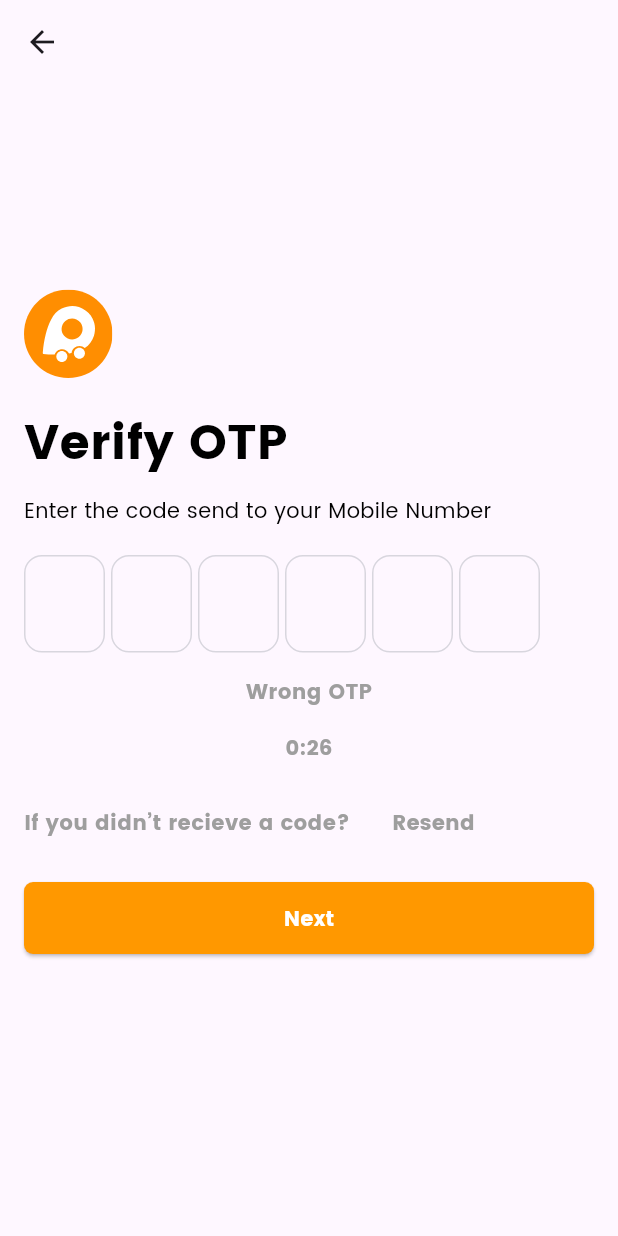
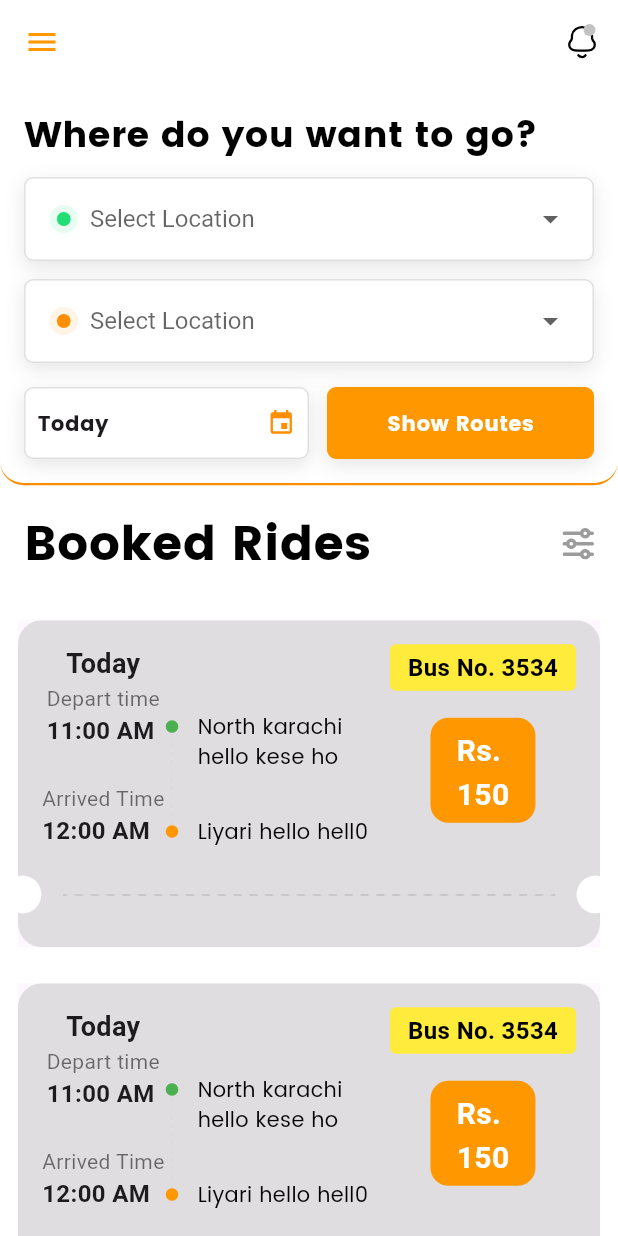
Before and after one commit to Muhammadwahab/FlutterLearning, a Flutter app: the OtpScreen screen opened directly, after a tap on "Next", on a phone screen of 412 x 824 dp. Run offline on Flutter 3.47's test engine with Material 3 defaults, Android fonts, the phone set to English and light mode, and no system bars; drawn by our look-alikes of dropdown_button2; our stand-ins replace firebase_core, firebase_crashlytics, flutter_svg, shared_preferences, smooth_page_indicator; accounts and stored records are empty; network calls fail.

Commit message:
adding list view in main screen

```diff
--- /dev/null
+++ b/lib/BookingItemWidget.dart
@@ -0,0 +1,209 @@
+import 'package:flutter/material.dart';
+import 'package:flutter_svg/flutter_svg.dart';
+
+class BookingItemWidget extends StatefulWidget {
+  const BookingItemWidget({super.key});
+
+  @override
+  State<BookingItemWidget> createState() => _BookingItemWidgetState();
+}
+
+class _BookingItemWidgetState extends State<BookingItemWidget> {
+  @override
+  Widget build(BuildContext context) {
+    return const BusTicket();
+  }
+}
+
+class BusTicket extends StatelessWidget {
+  const BusTicket({super.key});
+
+  @override
+  Widget build(BuildContext context) {
+    return Material(
+      child: InkWell(
+        splashColor: Colors.orange,
+        borderRadius: BorderRadius.circular(16.0),
+        onTap: (){
+
+        },
+        child: Ink(
+          padding: const EdgeInsets.all(0.0),
+          decoration: BoxDecoration(
+            color: const Color(0xA5CFCFCF),
+            borderRadius: BorderRadius.circular(16.0),
+            // boxShadow: const [
+            //   BoxShadow(
+            //     color: Colors.black12,
+            //     spreadRadius: 1,
+            //     blurRadius: 1,
+            //   ),
+            // ],
+          ),
+          child: Column(
+            crossAxisAlignment: CrossAxisAlignment.start,
+            children: [
+              Padding(
+                padding: const EdgeInsets.all(16.0),
+                child: Row(
+                  crossAxisAlignment: CrossAxisAlignment.start,
+                  children: [
+                    firstPotion(),
+                    secondPortion(),
+                    Expanded(
+                        child: thirdPortion(
+                            "North karachi hello kese ho", "Liyari hello hell0")),
+                    priceWidget()
+                  ],
+                ),
+              ),
+              Row(
+
+                children: [
+                  const FractionalTranslation(
+                    translation: Offset(-0.4, 0),
+                    child: Icon(Icons.circle, color: Colors.white, size: 30),
+                  ),
+                  Expanded(child:    Image.asset("images/full_line.png", alignment: Alignment.center,
+                      width: MediaQuery.sizeOf(context).width,
+                      fit: BoxFit.cover)),
+                  const FractionalTranslation(
+                    translation: Offset(0.4, 0),
+                    child: Icon(Icons.circle, color: Colors.white, size: 30),
+                  )
+                ],
+              ),
+              const SizedBox(
+                height: 20,
+              )
+            ],
+          ),
+        ),
+      ),
+    );
+  }
+
+  Column firstPotion() {
+    return Column(children: [
+      const Text(
+        'Today',
+        style: TextStyle(fontSize: 18, fontWeight: FontWeight.bold),
+      ),
+      dateAndTimeWidget("Depart time", "11:00 AM"),
+      Padding(
+        padding: const EdgeInsets.only(top: 24.0),
+        child: dateAndTimeWidget("Arrived Time", "12:00 AM"),
+      )
+    ]);
+  }
+
+  Container busNumberPlate() {
+    return Container(
+      padding: const EdgeInsets.symmetric(horizontal: 12.0, vertical: 4.0),
+      decoration: BoxDecoration(
+        color: Colors.yellow[500],
+        borderRadius: BorderRadius.circular(4.0),
+      ),
+      child: const Text(
+        'Bus No. 3534',
+        style: TextStyle(
+          fontSize: 16,
+          fontWeight: FontWeight.bold,
+          color: Colors.black,
+        ),
+      ),
+    );
+  }
+
+  Widget priceWidget() {
+    return Column(
+      children: [
+        busNumberPlate(),
+        Padding(
+          padding: const EdgeInsets.only(top: 18.0),
+          child: SizedBox(
+            height: 70,
+            width: 70,
+            child: Container(
+              alignment: Alignment.center,
+              padding: const EdgeInsets.all(8.0),
+              decoration: BoxDecoration(
+                color: Colors.orange,
+                borderRadius: BorderRadius.circular(12.0),
+              ),
+              child: const Text(
+                'Rs.\n150',
+                style: TextStyle(
+                  fontSize: 20,
+                  fontWeight: FontWeight.bold,
+                  color: Colors.white,
+                ),
+              ),
+            ),
+          ),
+        ),
+      ],
+    );
+  }
+
+  Column dateAndTimeWidget(String label, String time) {
+    return Column(
+      crossAxisAlignment: CrossAxisAlignment.start,
+      children: [
+        Text(label,
+            style: const TextStyle(fontSize: 14, color: Colors.black54)),
+        Text(time,
+            style: const TextStyle(fontSize: 16, fontWeight: FontWeight.bold)),
+      ],
+    );
+  }
+
+  Widget secondPortion() {
+    return SizedBox(
+      child: Column(
+        children: [
+          const Padding(
+            padding: EdgeInsets.only(top: 50.0),
+            child: Icon(Icons.circle, color: Colors.green, size: 10),
+          ),
+          SvgPicture.asset(
+            "images/separator.svg",
+            height: 60,
+          ),
+          const Padding(
+            padding: EdgeInsets.only(top: 0.0),
+            child: Icon(Icons.circle, color: Colors.orange, size: 10),
+          )
+        ],
+      ),
+    );
+  }
+
+  Widget thirdPortion(String firstPlace, String secondOffice) {
+    return Stack(
+      fit: StackFit.passthrough,
+      children: [
+        Padding(
+          padding: const EdgeInsets.only(left: 12, top: 45),
+          child: Text(
+            firstPlace,
+            style: const TextStyle(
+                fontSize: 14,
+                color: Colors.black,
+                fontFamily: "Poppins Regular"),
+          ),
+        ),
+        Padding(
+          padding: const EdgeInsets.only(left: 12, top: 115),
+          child: Text(
+            secondOffice,
+            style: const TextStyle(
+                fontSize: 14,
+                color: Colors.black,
+                fontFamily: "Poppins Regular"),
+          ),
+        ),
+      ],
+    );
+  }
+}
--- /dev/null
+++ b/lib/DropDown.dart
@@ -0,0 +1,74 @@
+import 'package:dropdown_button2/dropdown_button2.dart';
+import 'package:flutter/material.dart';
+import 'package:flutter_svg/flutter_svg.dart';
+
+const List<String> list = <String>['One', 'Two', 'Three', 'Four'];
+
+class DropdownButtonExample extends StatefulWidget {
+  const DropdownButtonExample({super.key});
+
+  @override
+  State<DropdownButtonExample> createState() => _DropdownButtonExampleState();
+}
+
+class _DropdownButtonExampleState extends State<DropdownButtonExample> {
+  String? dropdownValue;
+
+  @override
+  Widget build(BuildContext context) {
+
+
+    return SizedBox(
+      height: 30,
+
+      child: DropdownButtonHideUnderline(
+          child: DropdownButton2<String>(
+            value: dropdownValue,
+            isExpanded: true,
+            hint: const Text("Select Location"),
+
+            style: const TextStyle(color: Colors.black ,fontSize: 16),
+            underline: Container(color: Colors.transparent),
+
+
+
+            onChanged: (String? value) {
+              // This is called when the user selects an item.
+              setState(() {
+                dropdownValue = value!;
+              });
+            },
+            items: list.map<DropdownMenuItem<String>>((String value) {
+              return DropdownMenuItem<String>(
+                value: value,
+                child: Text(value),
+              );
+            }).toList(),
+
+              menuItemStyleData: MenuItemStyleData(),
+              dropdownStyleData: DropdownStyleData(
+
+                isOverButton: false,
+                     //this var has 100% of your screen
+
+            width: MediaQuery.of(context).size.width-30,
+
+
+
+                decoration: BoxDecoration(
+                  borderRadius: BorderRadius.circular(14),
+                  color: Colors.white,
+                ),
+                offset: const Offset(-45, -20),
+                scrollbarTheme: ScrollbarThemeData(
+                  radius: const Radius.circular(10),
+                  thickness: MaterialStateProperty.all(1),
+                  thumbVisibility: MaterialStateProperty.all(true),
+                ),
+              )
+          )
+      )
+    );
+  }
+
+}
--- /dev/null
+++ b/lib/HomeScreen.dart
@@ -0,0 +1,204 @@
+import 'package:buscaro_flutter/BookingItemWidget.dart';
+import 'package:buscaro_flutter/StartLocationWidget.dart';
+import 'package:flutter/material.dart';
+import 'package:flutter_svg/flutter_svg.dart';
+
+import 'colors.dart';
+
+class HomeScreen extends StatefulWidget {
+  const HomeScreen({super.key});
+
+  @override
+  State<HomeScreen> createState() => _HomeScreenState();
+}
+
+class _HomeScreenState extends State<HomeScreen> {
+  @override
+  Widget build(BuildContext context) {
+    return Scaffold(
+      appBar: AppBar(
+        actions: [
+          IconButton(
+            onPressed: () {},
+            icon: SvgPicture.asset("images/notification.svg"),
+          )
+        ],
+        backgroundColor: Colors.white,
+        iconTheme: const IconThemeData(color: Colors.orange),
+      ),
+      drawer: Drawer(
+        // Add a ListView to the drawer. This ensures the user can scroll
+        // through the options in the drawer if there isn't enough vertical
+        // space to fit everything.
+        child: ListView(
+          // Important: Remove any padding from the ListView.
+          padding: EdgeInsets.zero,
+          children: [
+            const DrawerHeader(
+              decoration: BoxDecoration(
+                color: Colors.blue,
+              ),
+              child: Text('Drawer Header'),
+            ),
+            ListTile(
+              title: const Text('Item 1'),
+              onTap: () {
+                // Update the state of the app.
+                // ...
+              },
+            ),
+            ListTile(
+              title: const Text('Item 2'),
+              onTap: () {
+                // Update the state of the app.
+                // ...
+              },
+            ),
+          ],
+        ),
+      ),
+      body: SingleChildScrollView(
+        child: Container(
+          color: Colors.white,
+          child: Column(
+            children: [
+              Container(
+                decoration: const BoxDecoration(
+                  color: Colors.white,
+                  borderRadius: BorderRadius.only(
+                      bottomLeft: Radius.circular(16),
+                      bottomRight: Radius.circular(16)),
+                  border: Border(
+                    bottom: BorderSide(width: 1.5, color: orange),
+                  ),
+                ),
+                child: Padding(
+                  padding: const EdgeInsets.all(16.0),
+                  child: Column(
+                    crossAxisAlignment: CrossAxisAlignment.start,
+                    children: [
+                      const Text(
+                        "Where do you want to go?",
+                        style: TextStyle(
+                            color: Colors.black,
+                            fontFamily: "Poppins Bold",
+                            fontSize: 24),
+                      ),
+                      Padding(
+                        padding: EdgeInsets.only(top: 12.0),
+                        child: StartLocationWidget(
+                            "Start Location", "images/pickup.svg"),
+                      ),
+                      Padding(
+                        padding: EdgeInsets.only(top: 12.0),
+                        child: StartLocationWidget(
+                            "End Location", "images/dropoff.svg"),
+                      ),
+                      Padding(
+                        padding: const EdgeInsets.only(top: 16.0),
+                        child: Row(
+                          children: [
+                            Expanded(
+                                child: Container(
+                                    height: 48,
+                                    decoration: BoxDecoration(
+                                      color: Colors.white,
+                                      borderRadius: BorderRadius.circular(6.0),
+                                      boxShadow: [
+                                        BoxShadow(
+                                          color: Colors.black.withOpacity(0.1),
+                                          blurRadius: 10.0,
+                                          offset: const Offset(0, 4),
+                                        ),
+                                      ],
+                                      border: Border.all(
+                                        color: Colors.grey.shade300,
+                                        width: 1.0,
+                                      ),
+                                    ),
+                                    child: Row(
+                                      children: [
+                                        const Expanded(
+                                            child: Padding(
+                                          padding: EdgeInsets.all(8.0),
+                                          child: Text(
+                                            "Today",
+                                            style: TextStyle(
+                                                fontFamily: "Poppins Bold"),
+                                          ),
+                                        )),
+                                        Padding(
+                                          padding: const EdgeInsets.all(8.0),
+                                          child: SvgPicture.asset(
+                                              "images/calender.svg"),
+                                        )
+                                      ],
+                                    ))),
+                            Expanded(
+                                child: Container(
+                                    margin: EdgeInsets.only(left: 12),
+                                    alignment: Alignment.center,
+                                    height: 48,
+                                    decoration: BoxDecoration(
+                                      color: Colors.orange,
+                                      borderRadius: BorderRadius.circular(6.0),
+                                      boxShadow: [
+                                        BoxShadow(
+                                          color: Colors.black.withOpacity(0.1),
+                                          blurRadius: 10.0,
+                                          offset: const Offset(0, 4),
+                                        ),
+                                      ],
+                                      border: Border.all(
+                                        color: Colors.orange,
+                                        width: 1.0,
+                                      ),
+                                    ),
+                                    child: const Text(
+                                      "Show Routes",
+                                      style: TextStyle(
+                                          fontFamily: "Poppins Bold",
+                                          color: Colors.white),
+                                    )))
+                          ],
+                        ),
+                      ),
+                    ],
+                  ),
+                ),
+              ),
+              Padding(
+                padding: const EdgeInsets.all(16.0),
+                child: Row(
+                  children: [
+                    const Expanded(
+                        child: Text(
+                      "Booked Rides",
+                      style: TextStyle(
+                          fontFamily: "Poppins Bold",
+                          fontSize: 32,
+                          color: Colors.black),
+                    )),
+                    SvgPicture.asset("images/filter.svg")
+                  ],
+                ),
+              ),
+              ListView.builder(
+                itemCount: 10,
+                physics: const ScrollPhysics(),
+                shrinkWrap: true,
+                itemBuilder: (_, i) {
+                  return Padding(
+                    padding: const EdgeInsets.all(12.0),
+                    child: BookingItemWidget(),
+                  );
+
+                },
+              )
+            ],
+          ),
+        ),
+      ),
+    );
+  }
+}
--- a/lib/OtpScreen.dart
+++ b/lib/OtpScreen.dart
@@ -1,4 +1,5 @@
 import 'package:buscaro_flutter/CountDownTimer.dart';
+import 'package:buscaro_flutter/HomeScreen.dart';
 import 'package:flutter/material.dart';
 import 'package:flutter/services.dart';
 import 'package:flutter_svg/flutter_svg.dart';
@@ -135,7 +136,7 @@ class _OtpScreenState extends State<OtpScreen> {
                   ),
                 ),
                 customButton(() {
-               //   Navigator.of(context).pushReplacement(_onOtpRoute());
+                  Navigator.of(context).pushReplacement(_onHomeRoute());
                   // print("Login button click");
                 })
               ],
@@ -237,4 +238,23 @@ class _OtpScreenState extends State<OtpScreen> {
     }
     super.dispose();
   }
+
+  Route _onHomeRoute() {
+    return PageRouteBuilder(
+        pageBuilder: (context, animation, secondaryAnimation) =>
+            const HomeScreen(),
+        transitionsBuilder: (context, animation, secondaryAnimation, child) {
+          var begin = const Offset(1.0, 0.0);
+          var end = Offset.zero;
+          var curve = Curves.ease;
+
+          var tween =
+              Tween(begin: begin, end: end).chain(CurveTween(curve: curve));
+
+          return SlideTransition(
+            position: animation.drive(tween),
+            child: child,
+          );
+        });
+  }
 }
--- /dev/null
+++ b/lib/StartLocationWidget.dart
@@ -0,0 +1,53 @@
+import 'package:buscaro_flutter/DropDown.dart';
+import 'package:flutter/material.dart';
+import 'package:flutter_svg/flutter_svg.dart';
+
+class StartLocationWidget extends StatelessWidget {
+   StartLocationWidget(this.title, this. image, {super.key});
+
+  String title;
+  String image;
+
+  @override
+  Widget build(BuildContext context) {
+    return Container(
+      width: double.maxFinite,
+      padding: EdgeInsets.symmetric(horizontal: 16.0, vertical: 12.0),
+      decoration: BoxDecoration(
+        color: Colors.white,
+        borderRadius: BorderRadius.circular(6.0),
+        boxShadow: [
+          BoxShadow(
+            color: Colors.black.withOpacity(0.1),
+            blurRadius: 10.0,
+            offset: Offset(0, 4),
+          ),
+        ],
+        border: Border.all(
+          color: Colors.grey.shade300,
+          width: 1.0,
+        ),
+      ),
+      child: Row(
+        mainAxisSize: MainAxisSize.max,
+        children: [
+          SvgPicture.asset(image),
+          const SizedBox(width: 8.0),
+          // Expanded(
+          //     child: Text(
+          //   maxLines: 1,
+          //       title,
+          //   style: TextStyle(
+          //     color: Colors.grey.shade700,a
+          //     fontSize: 16.0,
+          //   ),
+          // )),
+          // const SizedBox(width: 8.0),
+
+         Expanded(child:
+         DropdownButtonExample()),
+        ],
+      ),
+    );
+  }
+}
--- a/lib/main.dart
+++ b/lib/main.dart
@@ -18,6 +18,7 @@ Future<void> main() async {
   runApp(MaterialApp(
     debugShowCheckedModeBanner: false,
     theme: ThemeData(
+      useMaterial3: true,
       primarySwatch: Colors.amber,
     ),
     title: 'Flutter Demo',
--- a/pubspec.yaml
+++ b/pubspec.yaml
@@ -44,6 +44,8 @@ dependencies:
   firebase_crashlytics: ^3.5.4
   firebase_analytics: ^10.10.4
   shared_preferences: ^2.2.3
+  dropdown_button2: ^2.3.8
+
 
 dev_dependencies:
   flutter_test:
```
Also changed, not shown: images/calender.svg (added), images/drop_down.svg (added), images/dropoff.svg (added), images/filter.svg (added), images/full_line.png (added), images/full_line.svg (added), images/notification.svg (added), images/pickup.svg (added), images/separator.svg (added), pubspec.lock.
